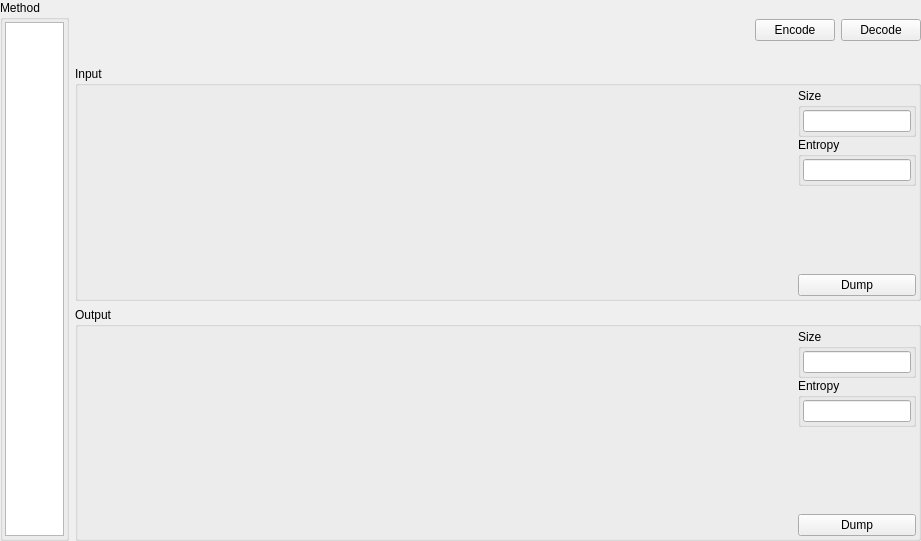
First picture: the form in xdataconvertorwidget.ui, repository horsicq/XDataConvertorWidget, before the edit.
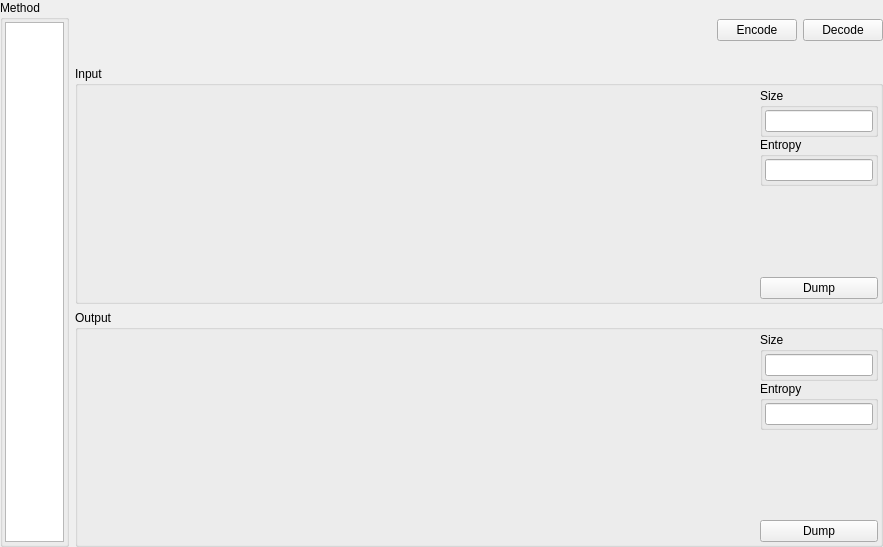
Second picture: the form after the edit. Custom widgets are drawn as their Qt base class.

The edit to the form file:
```diff
--- a/xdataconvertorwidget.ui
+++ b/xdataconvertorwidget.ui
@@ -6,8 +6,8 @@
    <rect>
     <x>0</x>
     <y>0</y>
-    <width>921</width>
-    <height>541</height>
+    <width>883</width>
+    <height>547</height>
    </rect>
   </property>
   <property name="windowTitle">
```
